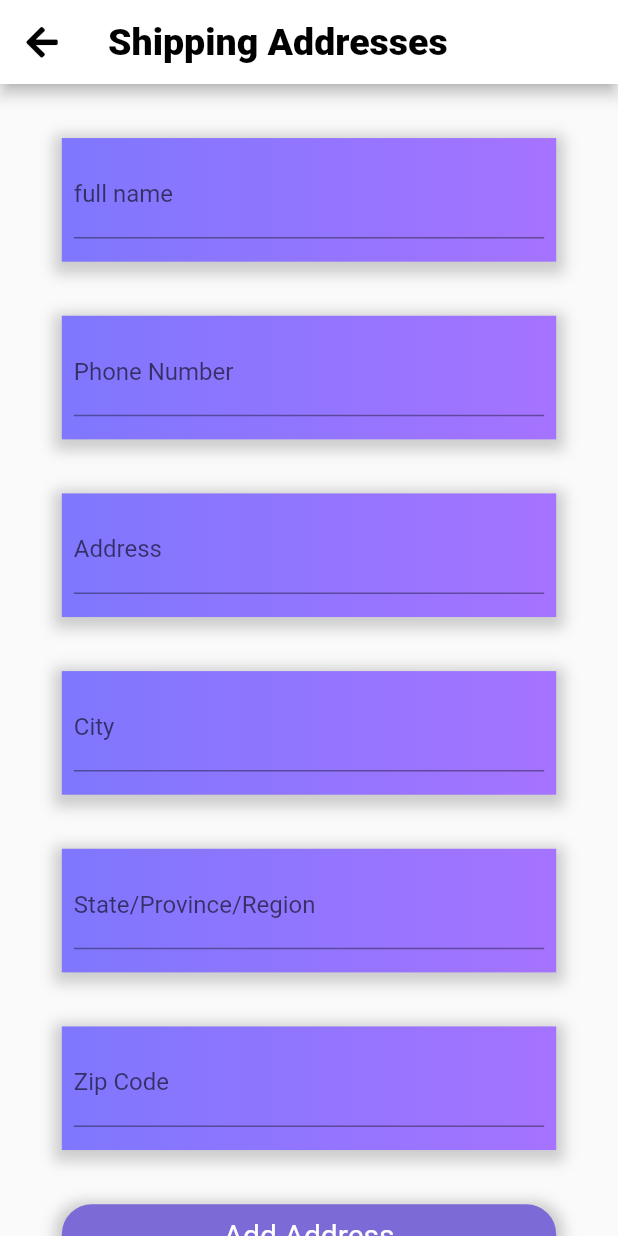
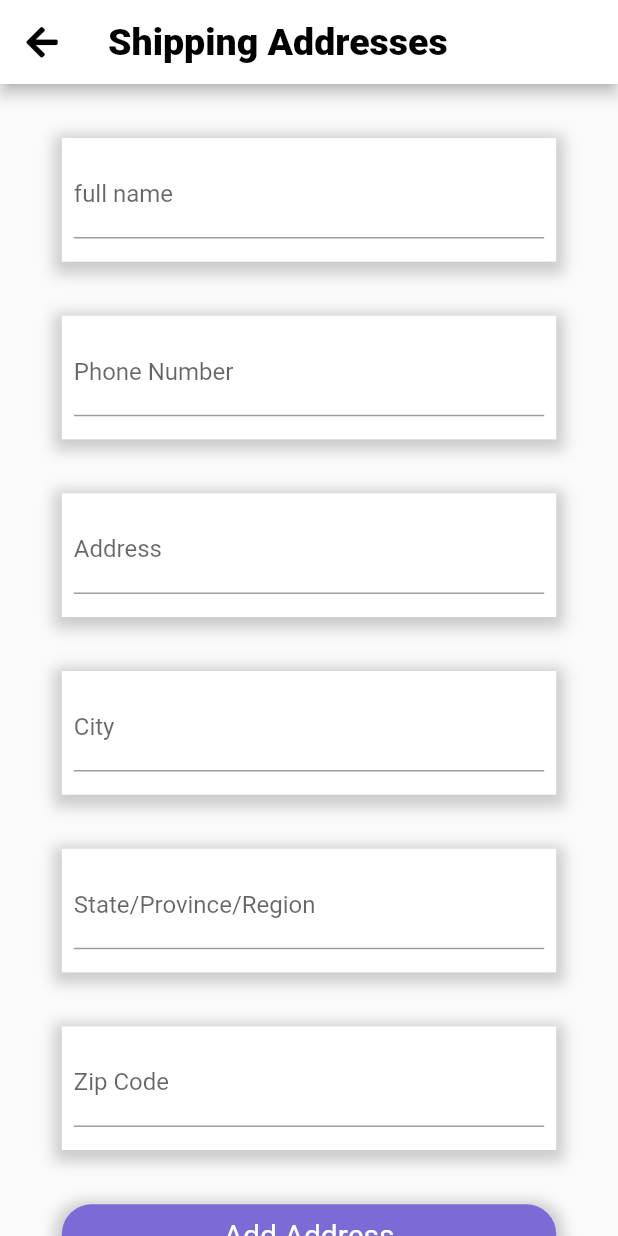
Before and after one commit to raghavguptaeng/kawaii, a Flutter app: the Address screen opened directly, after a tap on an icon or button, on a phone screen of 412 x 824 dp. Run offline on Flutter 3.47's test engine with Material 2 defaults, Android fonts, the phone set to English and light mode, and no system bars; our stand-ins replace cloud_firestore, firebase_auth, firebase_core, font_awesome_flutter; accounts and stored records are empty; Roboto replaces fonts that are missing (Metropolis).

Commit message:
Minor UI fixes

```diff
--- a/lib/Components/Home Screen/HomeComponents.dart
+++ b/lib/Components/Home Screen/HomeComponents.dart
@@ -16,7 +16,7 @@ class BestSellerCard extends StatelessWidget {
     return Center(
       child: Container(
         margin: EdgeInsets.all(10),
-        decoration: cardDecoration,
+        decoration: cardDecoration.copyWith(gradient: LinearGradient(colors: [kcolor1, kcolor2]),),
         height: MediaQuery.of(context).size.height * 0.25,
         width: MediaQuery.of(context).size.width * 0.95,
         child: Row(
--- a/lib/constants.dart
+++ b/lib/constants.dart
@@ -44,7 +44,7 @@ var cardDecoration = BoxDecoration(
         offset: Offset(0, 3), // changes position of shadow
       ),
     ],
-    gradient: LinearGradient(colors: [kcolor1, kcolor2]),
+    color: Colors.white,
     borderRadius: BorderRadius.circular(20)
 );
 var ksubCard = BoxDecoration(
```
